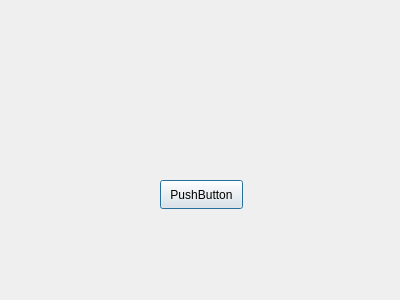
Rafi0221/Stellar-Surfers, file connect/connectwindow.ui: the form before one commit.
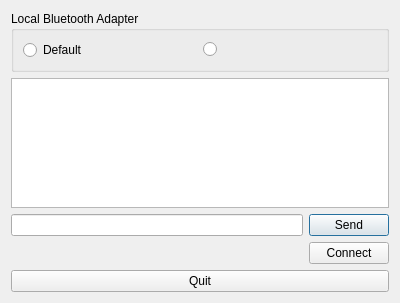
The form after the commit.

Commit message: Bluetooth connectivity WIP

```diff
--- a/connect/connectwindow.ui
+++ b/connect/connectwindow.ui
@@ -7,25 +7,98 @@
     <x>0</x>
     <y>0</y>
     <width>400</width>
-    <height>300</height>
+    <height>303</height>
    </rect>
   </property>
   <property name="windowTitle">
    <string>Dialog</string>
   </property>
-  <widget class="QPushButton" name="pushButton">
-   <property name="geometry">
-    <rect>
-     <x>160</x>
-     <y>180</y>
-     <width>83</width>
-     <height>29</height>
-    </rect>
-   </property>
-   <property name="text">
-    <string>PushButton</string>
-   </property>
-  </widget>
+  <layout class="QVBoxLayout" name="verticalLayout">
+   <item>
+    <widget class="QGroupBox" name="localAdapterBox">
+     <property name="title">
+      <string>Local Bluetooth Adapter</string>
+     </property>
+     <property name="checkable">
+      <bool>false</bool>
+     </property>
+     <layout class="QHBoxLayout" name="horizontalLayout_3">
+      <item>
+       <widget class="QRadioButton" name="firstAdapter">
+        <property name="text">
+         <string>Default</string>
+        </property>
+       </widget>
+      </item>
+      <item>
+       <widget class="QRadioButton" name="secondAdapter">
+        <property name="text">
+         <string/>
+        </property>
+       </widget>
+      </item>
+     </layout>
+    </widget>
+   </item>
+   <item>
+    <widget class="QTextEdit" name="chat">
+     <property name="focusPolicy">
+      <enum>Qt::NoFocus</enum>
+     </property>
+    </widget>
+   </item>
+   <item>
+    <layout class="QHBoxLayout" name="horizontalLayout">
+     <item>
+      <widget class="QLineEdit" name="sendText"/>
+     </item>
+     <item>
+      <widget class="QPushButton" name="sendButton">
+       <property name="text">
+        <string>Send</string>
+       </property>
+       <property name="default">
+        <bool>true</bool>
+       </property>
+      </widget>
+     </item>
+    </layout>
+   </item>
+   <item>
+    <layout class="QHBoxLayout" name="horizontalLayout_2">
+     <item>
+      <spacer name="horizontalSpacer">
+       <property name="orientation">
+        <enum>Qt::Horizontal</enum>
+       </property>
+       <property name="sizeHint" stdset="0">
+        <size>
+         <width>40</width>
+         <height>20</height>
+        </size>
+       </property>
+      </spacer>
+     </item>
+     <item>
+      <widget class="QPushButton" name="connectButton">
+       <property name="text">
+        <string>Connect</string>
+       </property>
+       <property name="autoDefault">
+        <bool>false</bool>
+       </property>
+      </widget>
+     </item>
+    </layout>
+   </item>
+   <item>
+    <widget class="QPushButton" name="quitButton">
+     <property name="text">
+      <string>Quit</string>
+     </property>
+    </widget>
+   </item>
+  </layout>
  </widget>
  <resources/>
  <connections/>
```
Left out of the diff: 2 changed lines with no effect on the pictures. The commit also changes 11 other files.
